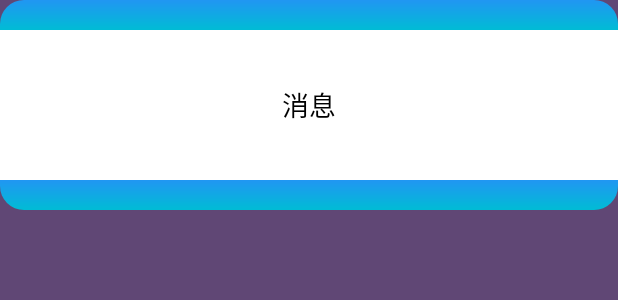
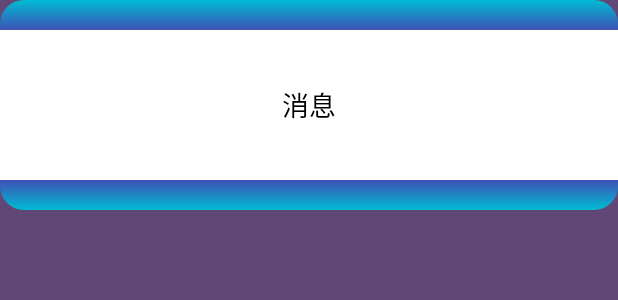
Before and after one commit to H5Q4/ShortMessage, an Android app: the layout base_dialog.xml on its own in the app's theme, with its tools: preview values and no code run, on a phone screen of 412 x 824 dp. Shown: the top 300 px of the screen. Run offline under Robolectric (Android 15) with nearby library versions, the phone set to English and light mode, and no system bars.

Commit message:
调整dialog背景。

```diff
--- a/app/src/main/java/com/szhr/shortmessage/EditMmsActivity.java
+++ b/app/src/main/java/com/szhr/shortmessage/EditMmsActivity.java
@@ -1,5 +1,6 @@
 package com.szhr.shortmessage;
 
+import android.content.Intent;
 import android.os.Bundle;
 import android.telephony.SmsManager;
 import android.text.TextUtils;
@@ -8,6 +9,7 @@ import android.widget.EditText;
 import com.szhr.shortmessage.base.BaseActivity;
 
 public class EditMmsActivity extends BaseActivity {
+    public static final String MSG_CONTENT = "msg_content";
 
     private EditText contentEt;
 
@@ -30,6 +32,10 @@ public class EditMmsActivity extends BaseActivity {
             return;
         }
 
+        Intent intent = new Intent(this, SendOptionsActivity.class);
+        intent.putExtra(MSG_CONTENT, content);
+        startActivity(intent);
+
     }
 
 
--- a/app/src/main/res/drawable/shape_dialog_bottom.xml
+++ b/app/src/main/res/drawable/shape_dialog_bottom.xml
@@ -3,7 +3,7 @@
     <corners android:bottomLeftRadius="16dp" android:bottomRightRadius="16dp"/>
     <!--实现应用背景颜色渐变-->
     <gradient
-        android:startColor="@color/colorIndexBg"
+        android:startColor="#3f51b5"
         android:endColor="@color/colorControlHighlight"
         android:angle="270"/>
 </shape>
--- a/app/src/main/res/drawable/shape_dialog_top.xml
+++ b/app/src/main/res/drawable/shape_dialog_top.xml
@@ -4,7 +4,7 @@
     <corners android:topLeftRadius="16dp" android:topRightRadius="16dp"/>
     <!--实现应用背景颜色渐变-->
     <gradient
-        android:startColor="@color/colorControlHighlight"
-        android:endColor="@color/colorIndexBg"
+        android:endColor="@color/colorControlHighlight"
+        android:startColor="#3f51b5"
         android:angle="90"/>
 </shape>
```
